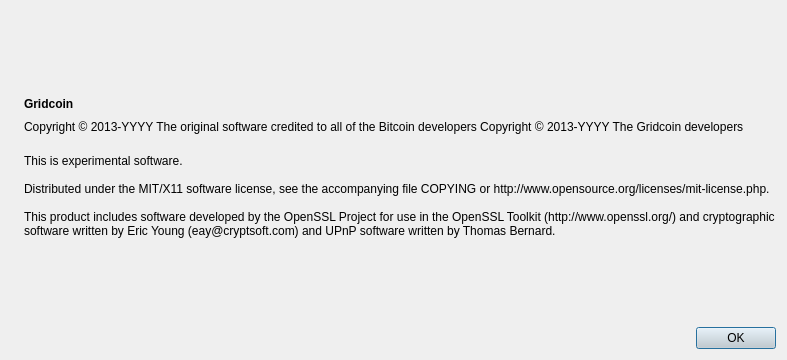
The window that src/qt/forms/aboutdialog.ui (gridcoin-community/Gridcoin-Research) describes before a commit, drawn with Qt 5.
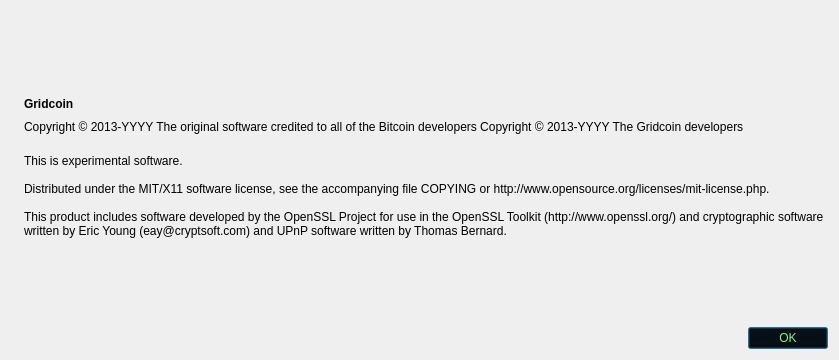
The same window after the commit. Icons and pictures are not drawn.

What changed in the file:
```diff
--- a/src/qt/forms/aboutdialog.ui
+++ b/src/qt/forms/aboutdialog.ui
@@ -6,7 +6,7 @@
    <rect>
     <x>0</x>
     <y>0</y>
-    <width>787</width>
+    <width>839</width>
     <height>360</height>
    </rect>
   </property>
@@ -16,11 +16,6 @@
   <property name="autoFillBackground">
    <bool>false</bool>
   </property>
-  <property name="styleSheet">
-   <string notr="true">QDialog{background-image: url(:/images/bkg);}
-QWidget{color: black;}
-QPushButton{background-color: lightgray;}</string>
-  </property>
   <layout class="QHBoxLayout" name="horizontalLayout_2">
    <item>
     <widget class="QLabel" name="label_4">
```
